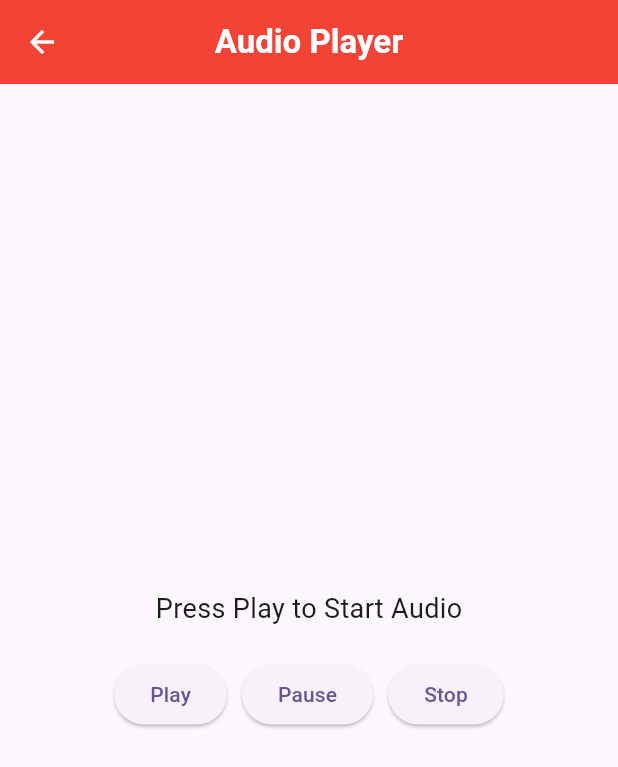
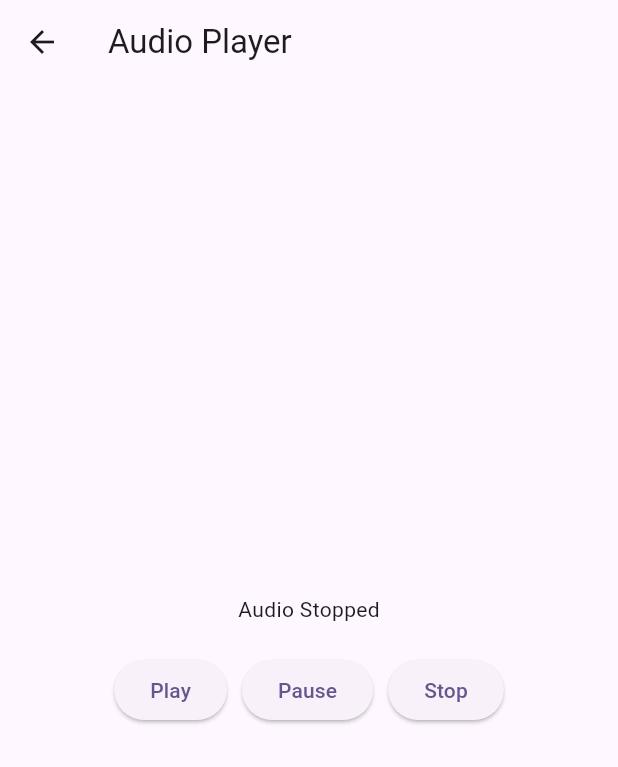
Before and after one commit to LAKSH3002/Internship_Assignment, a Flutter app: the AudioPlayerScreen screen opened directly, on a phone screen of 412 x 824 dp. Shown: the top 767 px of the screen. Run offline on Flutter 3.47's test engine with Material 3 defaults, Android fonts, the phone set to English and light mode, and no system bars; our stand-ins replace animated_splash_screen, audioplayers, cached_network_image, carousel_slider, flutter_bloc, smooth_page_indicator.

Commit message:
Created one more page for audio to test it.

```diff
--- a/myinternshipapp/lib/Audio_bloc/Audio_bloc.dart
+++ b/myinternshipapp/lib/Audio_bloc/Audio_bloc.dart
@@ -1,26 +1,26 @@
-// Audio Player Bloc
+import 'package:flutter_bloc/flutter_bloc.dart';
 import 'package:audioplayers/audioplayers.dart';
-import 'package:bloc/bloc.dart';
 import 'package:myinternshipapp/Audio_bloc/Audio_event.dart';
 import 'package:myinternshipapp/Audio_bloc/Audio_state.dart';
 
+// Audio Player Bloc
 class AudioPlayerBloc extends Bloc<AudioPlayerEvent, AudioPlayerState> {
-  final AudioPlayer _audioPlayer;
+  final AudioPlayer _audioPlayer = AudioPlayer();
 
-  AudioPlayerBloc(this._audioPlayer) : super(AudioInitial()) {
+  AudioPlayerBloc() : super(AudioPlayerInitial()) {
     on<PlayAudio>((event, emit) async {
-      await _audioPlayer.play(AssetSource('assets/audio/Laksh_audio.mp3'));
-      emit(AudioPlaying());
+      await _audioPlayer.play(AssetSource('assets/audio/Lakshaudio.mp3'));
+      emit(AudioPlayerPlaying());
     });
 
     on<PauseAudio>((event, emit) async {
       await _audioPlayer.pause();
-      emit(AudioPaused());
+      emit(AudioPlayerPaused());
     });
 
     on<StopAudio>((event, emit) async {
       await _audioPlayer.stop();
-      emit(AudioStopped());
+      emit(AudioPlayerStopped());
     });
   }
 }
--- a/myinternshipapp/lib/Audio_bloc/Audio_event.dart
+++ b/myinternshipapp/lib/Audio_bloc/Audio_event.dart
@@ -1,8 +1,6 @@
-// Audio Player Events
+// Audio Player Event
 abstract class AudioPlayerEvent {}
 
 class PlayAudio extends AudioPlayerEvent {}
-
 class PauseAudio extends AudioPlayerEvent {}
-
 class StopAudio extends AudioPlayerEvent {}
--- a/myinternshipapp/lib/Audio_bloc/Audio_state.dart
+++ b/myinternshipapp/lib/Audio_bloc/Audio_state.dart
@@ -1,10 +1,7 @@
-// Audio Player States
+// Audio Player State
 abstract class AudioPlayerState {}
 
-class AudioInitial extends AudioPlayerState {}
-
-class AudioPlaying extends AudioPlayerState {}
-
-class AudioPaused extends AudioPlayerState {}
-
-class AudioStopped extends AudioPlayerState {}
+class AudioPlayerInitial extends AudioPlayerState {}
+class AudioPlayerPlaying extends AudioPlayerState {}
+class AudioPlayerPaused extends AudioPlayerState {}
+class AudioPlayerStopped extends AudioPlayerState {}
--- a/myinternshipapp/lib/Screens/Audioplayer.dart
+++ b/myinternshipapp/lib/Screens/Audioplayer.dart
@@ -12,50 +12,39 @@ class AudioPlayerScreen extends StatefulWidget {
 class _AudioPlayerScreenState extends State<AudioPlayerScreen> {
   @override
   Widget build(BuildContext context) {
-    final audioBloc = BlocProvider.of<AudioPlayerBloc>(context);
+    final audioBloc = context.read<AudioPlayerBloc>();
 
     return Scaffold(
-      appBar: AppBar(
-        iconTheme: IconThemeData(
-          color: Colors.white
-        ),
-        title: Text('Audio Player', style: TextStyle(color: Colors.white, fontWeight: FontWeight.bold),),
-        backgroundColor: Colors.red,
-        centerTitle: true,
-      ),
+      appBar: AppBar(title: Text('Audio Player')),
       body: Center(
         child: BlocBuilder<AudioPlayerBloc, AudioPlayerState>(
           builder: (context, state) {
             return Column(
               mainAxisAlignment: MainAxisAlignment.center,
               children: [
-                Text(
-                  state is AudioPlaying
-                      ? 'Audio is Playing'
-                      : state is AudioPaused
-                          ? 'Audio is Paused'
-                          : state is AudioStopped
-                              ? 'Audio is Stopped'
-                              : 'Press Play to Start Audio',
-                  style: TextStyle(fontSize: 18),
-                ),
+                if (state is AudioPlayerInitial || state is AudioPlayerStopped)
+                  Text('Audio Stopped'),
+                if (state is AudioPlayerPlaying)
+                  Text('Audio Playing'),
+                if (state is AudioPlayerPaused)
+                  Text('Audio Paused'),
                 SizedBox(height: 20),
                 Row(
                   mainAxisAlignment: MainAxisAlignment.center,
                   children: [
                     ElevatedButton(
                       onPressed: () => audioBloc.add(PlayAudio()),
-                      child: const Text('Play'),
+                      child: Text('Play'),
                     ),
-                    const SizedBox(width: 10),
+                    SizedBox(width: 10),
                     ElevatedButton(
                       onPressed: () => audioBloc.add(PauseAudio()),
-                      child: const Text('Pause'),
+                      child: Text('Pause'),
                     ),
-                    const SizedBox(width: 10),
+                    SizedBox(width: 10),
                     ElevatedButton(
                       onPressed: () => audioBloc.add(StopAudio()),
-                      child: const Text('Stop'),
+                      child: Text('Stop'),
                     ),
                   ],
                 ),
--- a/myinternshipapp/lib/main.dart
+++ b/myinternshipapp/lib/main.dart
@@ -1,4 +1,3 @@
-import 'package:audioplayers/audioplayers.dart';
 import 'package:flutter/material.dart';
 import 'package:flutter_bloc/flutter_bloc.dart';
 import 'package:myinternshipapp/Audio_bloc/Audio_bloc.dart';
@@ -15,9 +14,9 @@
   @override
   Widget build(BuildContext context) {
     return BlocProvider(
-      create: (_) => AudioPlayerBloc(AudioPlayer()),
+      create: (_) => AudioPlayerBloc(),
       child: MaterialApp(
-        debugShowCheckedModeBanner: false,
+          debugShowCheckedModeBanner: false,
           theme: ThemeData(
             colorScheme: ColorScheme.fromSeed(seedColor: Colors.deepPurple),
             useMaterial3: true,
--- a/myinternshipapp/pubspec.yaml
+++ b/myinternshipapp/pubspec.yaml
@@ -68,7 +68,7 @@ flutter:
 
   # To add assets to your application, add an assets section, like this:
   assets:
-    - assets/audio/Laksh_audio.mp3
+    - assets/audio/Lakshaudio.mp3
 
   # An image asset can refer to one or more resolution-specific "variants", see
   # https://flutter.dev/assets-and-images/#resolution-aware
```
Also changed, not shown: myinternshipapp/lib/Screens/HomeScreen.dart (+10 -1 lines), myinternshipapp/lib/Screens/newaudioplayer.dart (added, +126 -0 lines), 2 other files.
